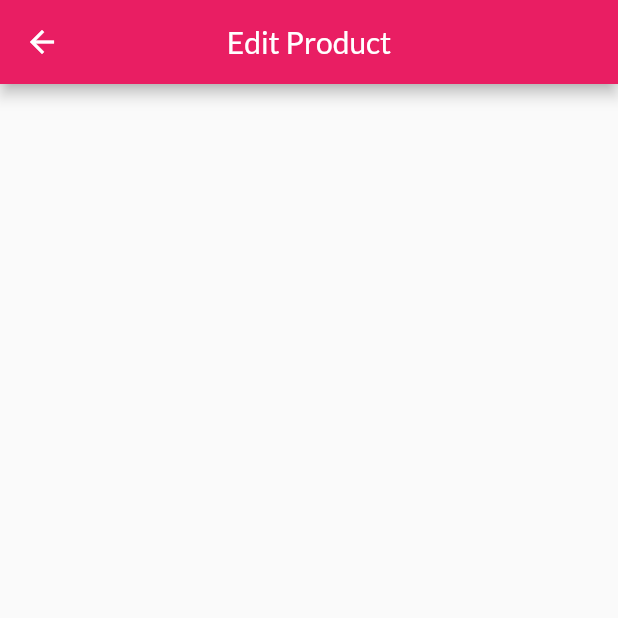
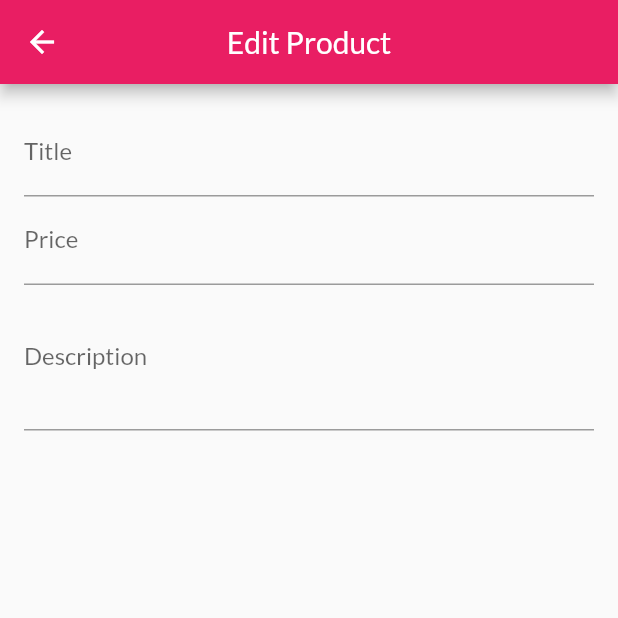
Before and after one commit to VeronikaLo/shop_app, a Flutter app: the EditProductScreen screen opened directly, on a phone screen of 412 x 824 dp, the top half of it. Run offline on Flutter 3.47's test engine with Material 2 defaults, Android fonts, the phone set to English and light mode, and no system bars; network calls fail.

Commit message:
editing TextFormFields

```diff
--- a/lib/main.dart
+++ b/lib/main.dart
@@ -2,6 +2,7 @@
 import 'package:provider/provider.dart';
 import 'package:shop_ap/provider/orders.dart';
 import 'package:shop_ap/screens/cart_screen.dart';
+import 'package:shop_ap/screens/edit_prod_screen.dart';
 import 'package:shop_ap/screens/orders_screen.dart';
 import 'package:shop_ap/screens/prod_detail_screen.dart';
 import 'package:shop_ap/screens/prod_overview_screen.dart';
@@ -42,6 +43,7 @@
           '/cart_screen':(context) => const CartScreen(),
           '/orders_screen':(context) => const OrdersScreen(),
           '/user_products_screen':(context) => const UserProductsScreen(),
+          '/edit_screen':(context) => const EditProductScreen(),
         },
       ),
     );
--- a/lib/screens/edit_prod_screen.dart
+++ b/lib/screens/edit_prod_screen.dart
@@ -8,12 +8,54 @@
 }
 
 class _EditProductScreenState extends State<EditProductScreen> {
+
+  final _priceFocusNode = FocusNode();
+  final _descriptionFocusNode = FocusNode();
+
+  @override
+  void dispose(){
+    _priceFocusNode.dispose();
+    _descriptionFocusNode.dispose();
+
+    super.dispose();
+  }
+
   @override
   Widget build(BuildContext context) {
     return Scaffold(
       appBar: AppBar(
         title: const Text('Edit Product'),
         centerTitle: true, ),
+      body: Padding(
+        padding: const EdgeInsets.all(16),
+        child: Form(child: ListView(children: [
+          TextFormField(
+            decoration: const InputDecoration(labelText: 'Title',),
+            textInputAction: TextInputAction.next,
+            onFieldSubmitted: (_){
+              FocusScope.of(context).requestFocus(_priceFocusNode);
+            },
+          ),
+
+          TextFormField(
+            decoration: const InputDecoration(labelText: 'Price',),
+            textInputAction: TextInputAction.next,
+            keyboardType: TextInputType.number,
+            focusNode: _priceFocusNode,
+            onFieldSubmitted: (_){
+              FocusScope.of(context).requestFocus(_descriptionFocusNode);
+            },
+          ),
+
+          TextFormField(
+            decoration: const InputDecoration(labelText: 'Description',),
+            textInputAction: TextInputAction.next,
+            keyboardType: TextInputType.multiline,
+            maxLines: 3,
+            focusNode: _descriptionFocusNode,
+          ),
+        ],) ),
+      ),
     );
   }
 }
--- a/lib/screens/user_product_screen.dart
+++ b/lib/screens/user_product_screen.dart
@@ -18,7 +18,7 @@
         centerTitle: true,
         actions: [
           IconButton(
-            onPressed: (){},
+            onPressed: (){Navigator.of(context).pushNamed('/edit_screen');},
             icon: const Icon(Icons.add))
         ]),
       drawer: const DrawerApp(),
```
